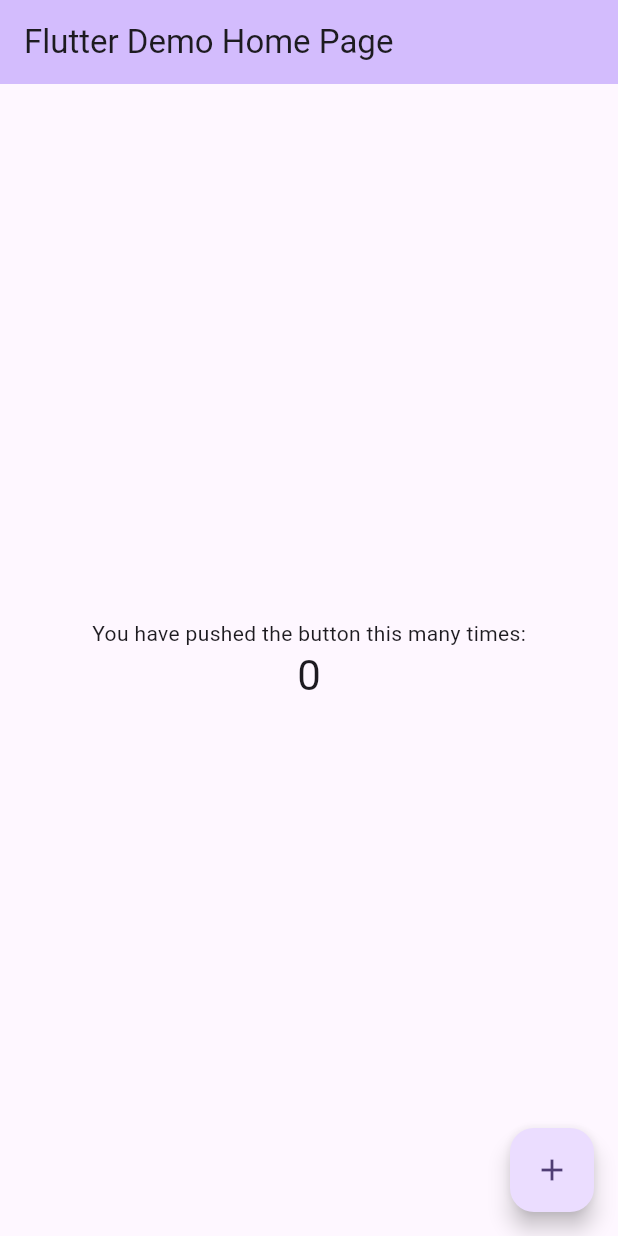
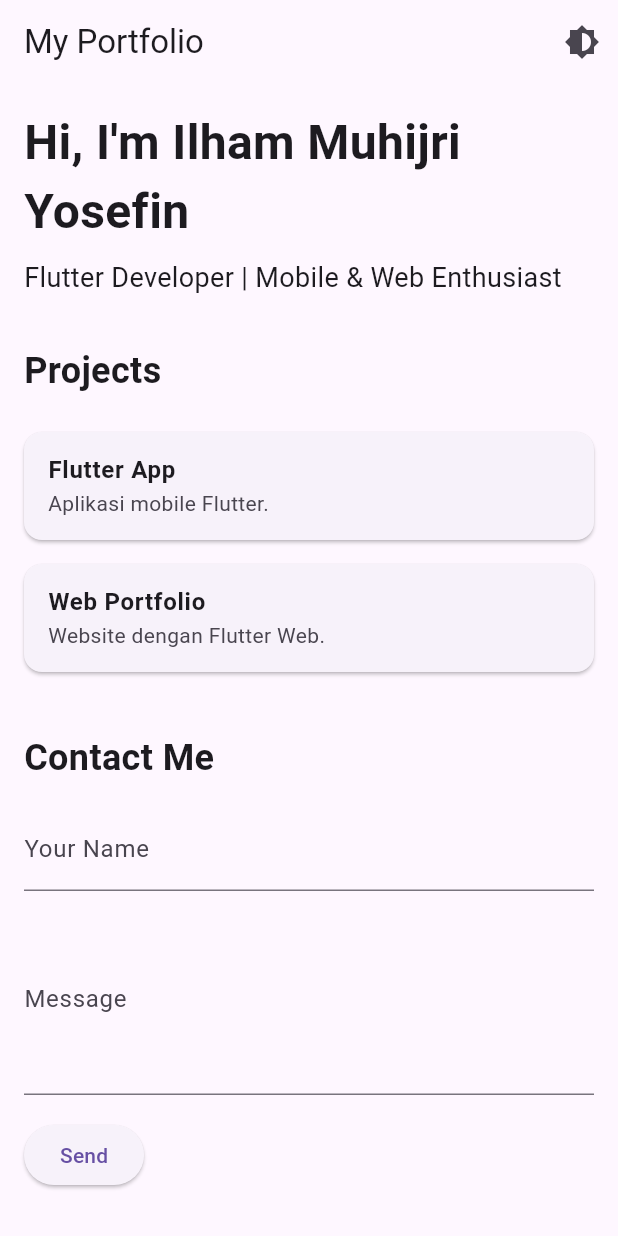
Before and after one commit to ilahammu/MyPorto, a Flutter app: the screen it shows after launch, on a phone screen of 412 x 824 dp. Run offline on Flutter 3.47's test engine with Material 3 defaults, Android fonts, the phone set to English and light mode, and no system bars; our stand-ins replace equatable, flutter_bloc.

Commit message:
my default porto

```diff
--- a/analysis_options.yaml
+++ b/analysis_options.yaml
@@ -7,7 +7,7 @@
 
 # The following line activates a set of recommended lints for Flutter apps,
 # packages, and plugins designed to encourage good coding practices.
-include: package:flutter_lints/flutter.yaml
+# include: package:flutter_lints/flutter.yaml
 
 linter:
   # The lint rules applied to this project can be customized in the
--- /dev/null
+++ b/lib/Blocs/contact/contact_form_bloc.dart
@@ -0,0 +1,20 @@
+import 'package:flutter_bloc/flutter_bloc.dart';
+import 'package:equatable/equatable.dart';
+
+part 'contact_form_event.dart';
+part 'contact_form_state.dart';
+
+class ContactFormBloc extends Bloc<ContactFormEvent, ContactFormState> {
+  ContactFormBloc() : super(ContactFormState.initial()) {
+    on<NameChanged>((event, emit) => emit(state.copyWith(name: event.name)));
+    on<MessageChanged>(
+        (event, emit) => emit(state.copyWith(message: event.message)));
+    on<SubmitForm>((event, emit) {
+      if (state.name.isEmpty || state.message.isEmpty) {
+        emit(state.copyWith(error: "Semua field harus diisi"));
+      } else {
+        emit(state.copyWith(success: true));
+      }
+    });
+  }
+}
--- /dev/null
+++ b/lib/Blocs/contact/contact_form_event.dart
@@ -0,0 +1,15 @@
+part of 'contact_form_bloc.dart';
+
+abstract class ContactFormEvent {}
+
+class NameChanged extends ContactFormEvent {
+  final String name;
+  NameChanged(this.name);
+}
+
+class MessageChanged extends ContactFormEvent {
+  final String message;
+  MessageChanged(this.message);
+}
+
+class SubmitForm extends ContactFormEvent {}
--- /dev/null
+++ b/lib/Blocs/contact/contact_form_state.dart
@@ -0,0 +1,39 @@
+part of 'contact_form_bloc.dart';
+
+class ContactFormState extends Equatable {
+  final String name;
+  final String message;
+  final bool success;
+  final String error;
+
+  ContactFormState({
+    required this.name,
+    required this.message,
+    required this.success,
+    required this.error,
+  });
+
+  factory ContactFormState.initial() => ContactFormState(
+        name: '',
+        message: '',
+        success: false,
+        error: '',
+      );
+
+  ContactFormState copyWith({
+    String? name,
+    String? message,
+    bool? success,
+    String? error,
+  }) {
+    return ContactFormState(
+      name: name ?? this.name,
+      message: message ?? this.message,
+      success: success ?? this.success,
+      error: error ?? this.error,
+    );
+  }
+
+  @override
+  List<Object?> get props => [name, message, success, error];
+}
--- /dev/null
+++ b/lib/Blocs/navigation/navigation.dart
@@ -0,0 +1,7 @@
+import 'package:flutter_bloc/flutter_bloc.dart';
+
+class NavigationCubit extends Cubit<String> {
+  NavigationCubit() : super("home");
+
+  void navigateTo(String section) => emit(section);
+}
--- /dev/null
+++ b/lib/Blocs/project/project_bloc.dart
@@ -0,0 +1,19 @@
+import 'package:flutter_bloc/flutter_bloc.dart';
+import 'package:equatable/equatable.dart';
+import '../../models/project_model.dart';
+
+part 'project_event.dart';
+part 'project_state.dart';
+
+class ProjectBloc extends Bloc<ProjectEvent, ProjectState> {
+  ProjectBloc() : super(ProjectInitial()) {
+    on<LoadProjects>((event, emit) async {
+      emit(ProjectLoading());
+      await Future.delayed(const Duration(seconds: 1)); // simulasi load
+      emit(ProjectLoaded([
+        Project("Flutter App", "Aplikasi mobile Flutter."),
+        Project("Web Portfolio", "Website dengan Flutter Web."),
+      ]));
+    });
+  }
+}
--- /dev/null
+++ b/lib/Blocs/project/project_event.dart
@@ -0,0 +1,8 @@
+part of 'project_bloc.dart';
+
+abstract class ProjectEvent extends Equatable {
+  @override
+  List<Object?> get props => [];
+}
+
+class LoadProjects extends ProjectEvent {}
--- /dev/null
+++ b/lib/Blocs/project/project_state.dart
@@ -0,0 +1,18 @@
+part of 'project_bloc.dart';
+
+abstract class ProjectState extends Equatable {
+  @override
+  List<Object?> get props => [];
+}
+
+class ProjectInitial extends ProjectState {}
+
+class ProjectLoading extends ProjectState {}
+
+class ProjectLoaded extends ProjectState {
+  final List<Project> projects;
+  ProjectLoaded(this.projects);
+
+  @override
+  List<Object?> get props => [projects];
+}
--- /dev/null
+++ b/lib/Blocs/theme/theme.dart
@@ -0,0 +1,14 @@
+import 'package:flutter/material.dart';
+import 'package:flutter_bloc/flutter_bloc.dart';
+
+abstract class ThemeEvent {}
+
+class ToggleTheme extends ThemeEvent {}
+
+class ThemeBloc extends Bloc<ThemeEvent, ThemeMode> {
+  ThemeBloc() : super(ThemeMode.light) {
+    on<ToggleTheme>((event, emit) {
+      emit(state == ThemeMode.dark ? ThemeMode.light : ThemeMode.dark);
+    });
+  }
+}
--- a/lib/main.dart
+++ b/lib/main.dart
@@ -1,125 +1,37 @@
 import 'package:flutter/material.dart';
+import 'package:flutter_bloc/flutter_bloc.dart';
+import 'blocs/theme/theme.dart';
+import 'blocs/navigation/navigation.dart';
+import 'blocs/project/project_bloc.dart';
+import 'blocs/contact/contact_form_bloc.dart';
+import 'pages/home_page.dart';
 
 void main() {
-  runApp(const MyApp());
+  runApp(MultiBlocProvider(
+    providers: [
+      BlocProvider(create: (_) => ThemeBloc()),
+      BlocProvider(create: (_) => NavigationCubit()),
+      BlocProvider(create: (_) => ProjectBloc()..add(LoadProjects())),
+      BlocProvider(create: (_) => ContactFormBloc()),
+    ],
+    child: const MyApp(),
+  ));
 }
 
 class MyApp extends StatelessWidget {
   const MyApp({super.key});
 
-  // This widget is the root of your application.
   @override
   Widget build(BuildContext context) {
-    return MaterialApp(
-      title: 'Flutter Demo',
-      theme: ThemeData(
-        // This is the theme of your application.
-        //
-        // TRY THIS: Try running your application with "flutter run". You'll see
-        // the application has a purple toolbar. Then, without quitting the app,
-        // try changing the seedColor in the colorScheme below to Colors.green
-        // and then invoke "hot reload" (save your changes or press the "hot
-        // reload" button in a Flutter-supported IDE, or press "r" if you used
-        // the command line to start the app).
-        //
-        // Notice that the counter didn't reset back to zero; the application
-        // state is not lost during the reload. To reset the state, use hot
-        // restart instead.
-        //
-        // This works for code too, not just values: Most code changes can be
-        // tested with just a hot reload.
-        colorScheme: ColorScheme.fromSeed(seedColor: Colors.deepPurple),
-        useMaterial3: true,
-      ),
-      home: const MyHomePage(title: 'Flutter Demo Home Page'),
+    return BlocBuilder<ThemeBloc, ThemeMode>(
+      builder: (context, mode) {
+        return MaterialApp(
+          themeMode: mode,
+          theme: ThemeData.light(),
+          darkTheme: ThemeData.dark(),
+          home: const HomePage(),
+        );
+      },
     );
   }
 }
-
-class MyHomePage extends StatefulWidget {
-  const MyHomePage({super.key, required this.title});
-
-  // This widget is the home page of your application. It is stateful, meaning
-  // that it has a State object (defined below) that contains fields that affect
-  // how it looks.
-
-  // This class is the configuration for the state. It holds the values (in this
-  // case the title) provided by the parent (in this case the App widget) and
-  // used by the build method of the State. Fields in a Widget subclass are
-  // always marked "final".
-
-  final String title;
-
-  @override
-  State<MyHomePage> createState() => _MyHomePageState();
-}
-
-class _MyHomePageState extends State<MyHomePage> {
-  int _counter = 0;
-
-  void _incrementCounter() {
-    setState(() {
-      // This call to setState tells the Flutter framework that something has
-      // changed in this State, which causes it to rerun the build method below
-      // so that the display can reflect the updated values. If we changed
-      // _counter without calling setState(), then the build method would not be
-      // called again, and so nothing would appear to happen.
-      _counter++;
-    });
-  }
-
-  @override
-  Widget build(BuildContext context) {
-    // This method is rerun every time setState is called, for instance as done
-    // by the _incrementCounter method above.
-    //
-    // The Flutter framework has been optimized to make rerunning build methods
-    // fast, so that you can just rebuild anything that needs updating rather
-    // than having to individually change instances of widgets.
-    return Scaffold(
-      appBar: AppBar(
-        // TRY THIS: Try changing the color here to a specific color (to
-        // Colors.amber, perhaps?) and trigger a hot reload to see the AppBar
-        // change color while the other colors stay the same.
-        backgroundColor: Theme.of(context).colorScheme.inversePrimary,
-        // Here we take the value from the MyHomePage object that was created by
-        // the App.build method, and use it to set our appbar title.
-        title: Text(widget.title),
-      ),
-      body: Center(
-        // Center is a layout widget. It takes a single child and positions it
-        // in the middle of the parent.
-        child: Column(
-          // Column is also a layout widget. It takes a list of children and
-          // arranges them vertically. By default, it sizes itself to fit its
-          // children horizontally, and tries to be as tall as its parent.
-          //
-          // Column has various properties to control how it sizes itself and
-          // how it positions its children. Here we use mainAxisAlignment to
-          // center the children vertically; the main axis here is the vertical
-          // axis because Columns are vertical (the cross axis would be
-          // horizontal).
-          //
-          // TRY THIS: Invoke "debug painting" (choose the "Toggle Debug Paint"
-          // action in the IDE, or press "p" in the console), to see the
-          // wireframe for each widget.
-          mainAxisAlignment: MainAxisAlignment.center,
-          children: <Widget>[
-            const Text(
-              'You have pushed the button this many times:',
-            ),
-            Text(
-              '$_counter',
-              style: Theme.of(context).textTheme.headlineMedium,
-            ),
-          ],
-        ),
-      ),
-      floatingActionButton: FloatingActionButton(
-        onPressed: _incrementCounter,
-        tooltip: 'Increment',
-        child: const Icon(Icons.add),
-      ), // This trailing comma makes auto-formatting nicer for build methods.
-    );
-  }
-}
--- /dev/null
+++ b/lib/models/project_model.dart
@@ -0,0 +1,6 @@
+class Project {
+  final String title;
+  final String description;
+
+  Project(this.title, this.description);
+}
--- /dev/null
+++ b/lib/pages/home_page.dart
@@ -0,0 +1,72 @@
+import 'package:flutter/material.dart';
+import 'package:flutter_bloc/flutter_bloc.dart';
+import '../blocs/project/project_bloc.dart';
+import '../blocs/theme/theme.dart';
+import '../widgets/project_card.dart';
+import '../widgets/contact_saya.dart';
+
+class HomePage extends StatelessWidget {
+  const HomePage({super.key});
+
+  @override
+  Widget build(BuildContext context) {
+    final themeBloc = context.read<ThemeBloc>();
+
+    return Scaffold(
+      appBar: AppBar(
+        title: const Text("My Portfolio"),
+        actions: [
+          IconButton(
+            icon: const Icon(Icons.brightness_6),
+            onPressed: () {
+              themeBloc.add(ToggleTheme());
+            },
+          ),
+        ],
+      ),
+      body: SingleChildScrollView(
+        child: Padding(
+          padding: const EdgeInsets.all(16),
+          child: Column(
+            crossAxisAlignment: CrossAxisAlignment.start,
+            children: [
+              const Text(
+                "Hi, I'm Ilham Muhijri Yosefin",
+                style: TextStyle(fontSize: 32, fontWeight: FontWeight.bold),
+              ),
+              const SizedBox(height: 8),
+              const Text(
+                "Flutter Developer | Mobile & Web Enthusiast",
+                style: TextStyle(fontSize: 18),
+              ),
+              const SizedBox(height: 32),
+              const Text("Projects",
+                  style: TextStyle(fontSize: 24, fontWeight: FontWeight.bold)),
+              const SizedBox(height: 16),
+              BlocBuilder<ProjectBloc, ProjectState>(
+                builder: (context, state) {
+                  if (state is ProjectLoading) {
+                    return const Center(child: CircularProgressIndicator());
+                  } else if (state is ProjectLoaded) {
+                    return Column(
+                      children: state.projects
+                          .map((project) => ProjectCard(project: project))
+                          .toList(),
+                    );
+                  } else {
+                    return const Text("No projects found.");
+                  }
+                },
+              ),
+              const SizedBox(height: 32),
+              const Text("Contact Me",
+                  style: TextStyle(fontSize: 24, fontWeight: FontWeight.bold)),
+              const SizedBox(height: 16),
+              const ContactForm(),
+            ],
+          ),
+        ),
+      ),
+    );
+  }
+}
--- /dev/null
+++ b/lib/widgets/contact_saya.dart
@@ -0,0 +1,43 @@
+import 'package:flutter/material.dart';
+import 'package:flutter_bloc/flutter_bloc.dart';
+import '../blocs/contact/contact_form_bloc.dart';
+
+class ContactForm extends StatelessWidget {
+  const ContactForm({super.key});
+
+  @override
+  Widget build(BuildContext context) {
+    final bloc = context.read<ContactFormBloc>();
+
+    return BlocBuilder<ContactFormBloc, ContactFormState>(
+      builder: (context, state) {
+        return Column(
+          crossAxisAlignment: CrossAxisAlignment.start,
+          children: [
+            TextField(
+              decoration: const InputDecoration(labelText: 'Your Name'),
+              onChanged: (value) => bloc.add(NameChanged(value)),
+            ),
+            const SizedBox(height: 8),
+            TextField(
+              decoration: const InputDecoration(labelText: 'Message'),
+              maxLines: 4,
+              onChanged: (value) => bloc.add(MessageChanged(value)),
+            ),
+            const SizedBox(height: 8),
+            if (state.error.isNotEmpty)
+              Text(state.error, style: const TextStyle(color: Colors.red)),
+            if (state.success)
+              const Text("Message sent!",
+                  style: TextStyle(color: Colors.green)),
+            const SizedBox(height: 8),
+            ElevatedButton(
+              onPressed: () => bloc.add(SubmitForm()),
+              child: const Text("Send"),
+            )
+          ],
+        );
+      },
+    );
+  }
+}
--- /dev/null
+++ b/lib/widgets/project_card.dart
@@ -0,0 +1,20 @@
+import 'package:flutter/material.dart';
+import '../models/project_model.dart';
+
+class ProjectCard extends StatelessWidget {
+  final Project project;
+
+  const ProjectCard({super.key, required this.project});
+
+  @override
+  Widget build(BuildContext context) {
+    return Card(
+      margin: const EdgeInsets.symmetric(vertical: 8),
+      child: ListTile(
+        title: Text(project.title,
+            style: const TextStyle(fontWeight: FontWeight.bold)),
+        subtitle: Text(project.description),
+      ),
+    );
+  }
+}
```
Also changed, not shown: pubspec.yaml (+4 -70 lines), pubspec.lock, 1 other file.
